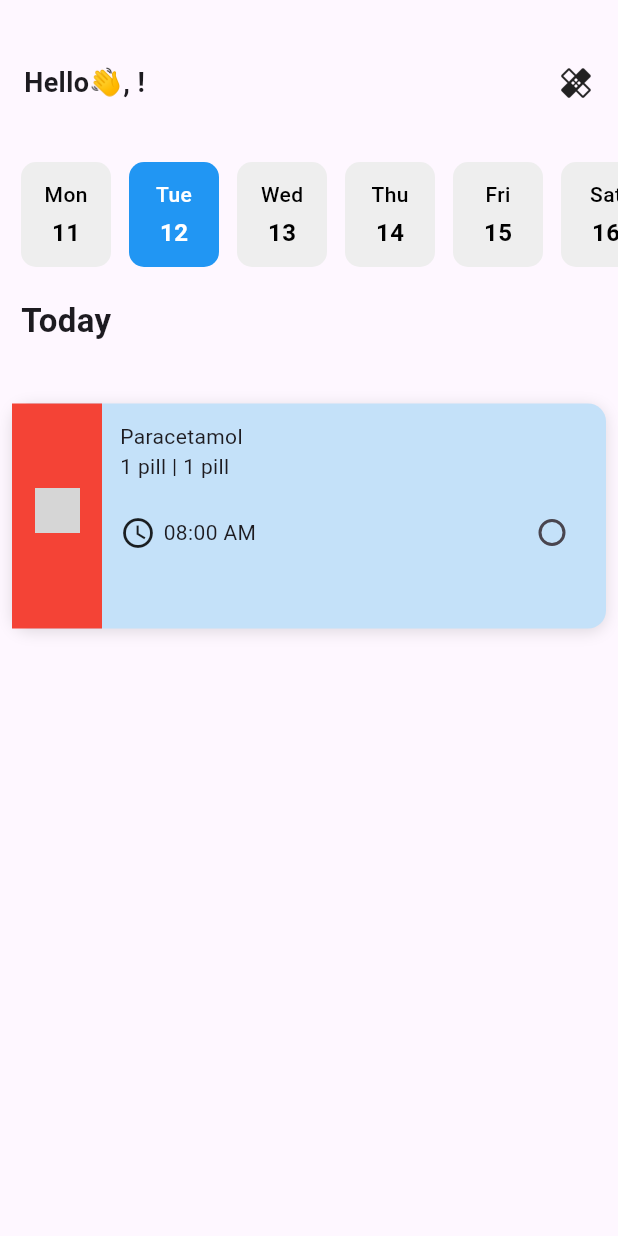
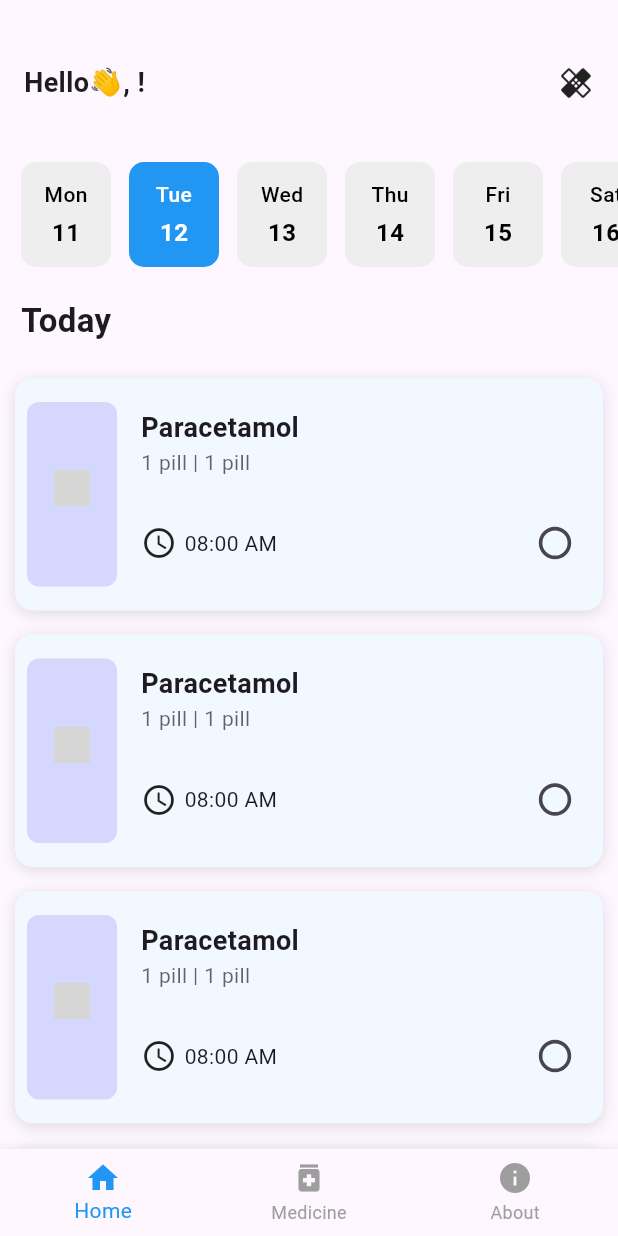
Before and after one commit to mohamedmostafarizk/Medcine_App, a Flutter app: the Homeview screen opened directly, on a phone screen of 412 x 824 dp. Run offline on Flutter 3.47's test engine with Material 3 defaults, Android fonts, the phone set to English and light mode, and no system bars; our stand-ins replace cloud_firestore, firebase_auth, firebase_core, google_sign_in; accounts and stored records are empty; grey boxes are pictures that could not be loaded.

Commit message:
add list of medine products in home page

```diff
--- a/lib/Presentation/views/homeView.dart
+++ b/lib/Presentation/views/homeView.dart
@@ -1,4 +1,4 @@
-// ignore_for_file: file_names
+// ignore_for_file: file_names, deprecated_member_use, unused_field
 
 import 'package:cloud_firestore/cloud_firestore.dart';
 import 'package:firebase_auth/firebase_auth.dart';
@@ -12,20 +12,28 @@ class Homeview extends StatefulWidget {
 }
 
 class _HomeviewState extends State<Homeview> {
+  int _selectedIndex = 0;
   late List<DateTime> currentWeekDates;
-  bool isChecked = false;
+  List<bool> isCheckedList = [];
+
   String clientName = '';
+
+  final List<Widget> _pages = [
+    const Center(child: Text("Home Page")),
+    const Center(child: Text("Medicine Page")),
+    const Center(child: Text("About Page")),
+  ];
 
   @override
   void initState() {
     super.initState();
     _loadUserName();
     _generateCurrentWeek();
+    isCheckedList = List.generate(10, (_) => false);
   }
 
   Future<void> _loadUserName() async {
     final uid = FirebaseAuth.instance.currentUser?.uid;
-
     if (uid != null) {
       final doc = await FirebaseFirestore.instance
           .collection('users')
@@ -36,7 +44,7 @@ class _HomeviewState extends State<Homeview> {
         final data = doc.data();
         if (data != null && data.containsKey('name')) {
           setState(() {
-            clientName = data['name']; // ✅ Save name here
+            clientName = data['name'];
           });
         }
       }
@@ -45,15 +53,17 @@ class _HomeviewState extends State<Homeview> {
 
   void _generateCurrentWeek() {
     DateTime today = DateTime.now();
-
-    // Adjust to week start (Monday as first day)
     DateTime startOfWeek = today.subtract(Duration(days: today.weekday - 1));
-
-    // Create list of 7 days in the current week
     currentWeekDates = List.generate(
       7,
       (index) => startOfWeek.add(Duration(days: index)),
     );
+  }
+
+  void _onItemTapped(int index) {
+    setState(() {
+      _selectedIndex = index;
+    });
   }
 
   @override
@@ -136,23 +146,33 @@ class _HomeviewState extends State<Homeview> {
                 },
               ),
             ),
-            SizedBox(height: 20),
-            Padding(
-              padding: const EdgeInsets.only(left: 14),
+            const SizedBox(height: 20),
+            const Padding(
+              padding: EdgeInsets.only(left: 14),
               child: Text(
                 'Today',
                 style: TextStyle(fontSize: 22, fontWeight: FontWeight.bold),
               ),
             ),
-            SizedBox(height: 40),
-            Padding(
-              padding: const EdgeInsets.symmetric(horizontal: 8.0),
+            const SizedBox(height: 15),
+            Expanded(
+              child: ListView.builder(
+                padding: EdgeInsets.zero,
+                shrinkWrap: true,
+                physics: const AlwaysScrollableScrollPhysics(),
+                itemCount: 10,
+                itemBuilder: (context, index) {
+                  return Padding(
+                    padding: const EdgeInsets.symmetric(
+                      horizontal: 10.0,
+                      vertical: 8.0,
+                    ),
                     child: Container(
-                height: 150,
+                      height: 155,
                       decoration: BoxDecoration(
-                  color: const Color.fromARGB(255, 196, 225, 249),
+                        color: const Color(0xFFF2F8FF),
                         borderRadius: BorderRadius.circular(12),
-                  boxShadow: [
+                        boxShadow: const [
                           BoxShadow(
                             color: Colors.black12,
                             blurRadius: 8,
@@ -161,21 +181,32 @@ class _HomeviewState extends State<Homeview> {
                         ],
                       ),
                       child: Row(
-                  crossAxisAlignment: CrossAxisAlignment.stretch, // full height
+                        crossAxisAlignment: CrossAxisAlignment.stretch,
                         children: [
                           // Gicon container aligned to bottom
-                    Container(
+                          Padding(
+                            padding: const EdgeInsets.symmetric(
+                              horizontal: 8,
+                              vertical: 16,
+                            ),
+                            child: Container(
                               width: 60,
                               alignment: Alignment.center,
-                      color: Colors.red,
+                              decoration: BoxDecoration(
+                                borderRadius: BorderRadius.circular(8),
+                                color: const Color(0xFFD5D7FD),
+                              ),
                               child: Padding(
-                        padding: const EdgeInsets.only(
-                          bottom: 8,
-                        ), // space from bottom
+                                padding: const EdgeInsets.only(bottom: 8),
+                                // Replace with a placeholder if asset is an issue
                                 child: Image.asset(
                                   'asset/icons/gicon.png',
-                          height: 30,
-                          width: 30,
+                                  height: 50,
+                                  width: 50,
+                                  errorBuilder: (context, error, stackTrace) {
+                                    return const Icon(Icons.error);
+                                  },
+                                ),
                               ),
                             ),
                           ),
@@ -183,35 +214,56 @@ class _HomeviewState extends State<Homeview> {
                           // Main content
                           Expanded(
                             child: Padding(
-                        padding: const EdgeInsets.all(12),
+                              padding: const EdgeInsets.symmetric(
+                                horizontal: 8,
+                                vertical: 20,
+                              ),
                               child: Column(
                                 crossAxisAlignment: CrossAxisAlignment.start,
                                 children: [
                                   // Title
-                            const Text('Paracetamol'),
+                                  const Text(
+                                    'Paracetamol',
+                                    style: TextStyle(
+                                      fontSize: 18,
+                                      fontWeight: FontWeight.bold,
+                                    ),
+                                  ),
 
                                   // Subtitle content
                                   Column(
-                              crossAxisAlignment: CrossAxisAlignment.start,
+                                    crossAxisAlignment:
+                                        CrossAxisAlignment.start,
                                     children: [
-                                const Text('1 pill | 1 pill'),
-                                const SizedBox(height: 10),
+                                      Text(
+                                        '1 pill | 1 pill',
+                                        style: TextStyle(
+                                          fontSize: 14,
+                                          color: Colors.black.withOpacity(0.6),
+                                        ),
+                                      ),
+                                      const SizedBox(height: 20),
                                       Row(
                                         children: [
-                                    const Icon(Icons.watch_later_outlined),
+                                          const Icon(
+                                            Icons.watch_later_outlined,
+                                          ),
                                           const SizedBox(width: 5),
                                           const Text('08:00 AM'),
                                           const Spacer(),
-                                    Checkbox(
-                                      value: isChecked,
+                                          Transform.scale(
+                                            scale: 1.2,
+                                            child: Checkbox(
+                                              value: isCheckedList[index],
                                               onChanged: (value) {
                                                 setState(() {
-                                          isChecked = value!;
+                                                  isCheckedList[index] = value!;
                                                 });
                                               },
                                               shape: const CircleBorder(),
                                               activeColor: Colors.green,
                                               checkColor: Colors.white,
+                                            ),
                                           ),
                                         ],
                                       ),
@@ -224,10 +276,27 @@ class _HomeviewState extends State<Homeview> {
                         ],
                       ),
                     ),
+                  );
+                },
+              ),
             ),
           ],
         ),
       ),
+      bottomNavigationBar: BottomNavigationBar(
+        currentIndex: _selectedIndex,
+        onTap: _onItemTapped,
+        selectedItemColor: Colors.blue,
+        unselectedItemColor: Colors.grey,
+        items: const [
+          BottomNavigationBarItem(icon: Icon(Icons.home), label: "Home"),
+          BottomNavigationBarItem(
+            icon: Icon(Icons.medication),
+            label: "Medicine",
+          ),
+          BottomNavigationBarItem(icon: Icon(Icons.info), label: "About"),
+        ],
+      ),
     );
   }
 }
```
Lines whose indentation alone changed are shown as unchanged.
